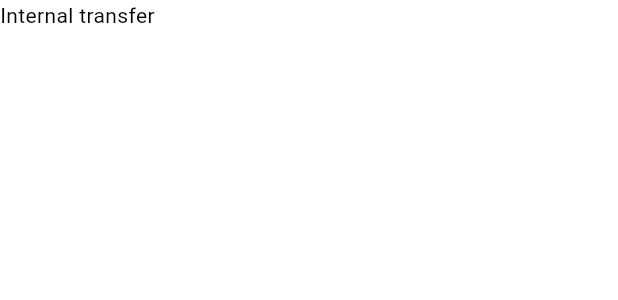
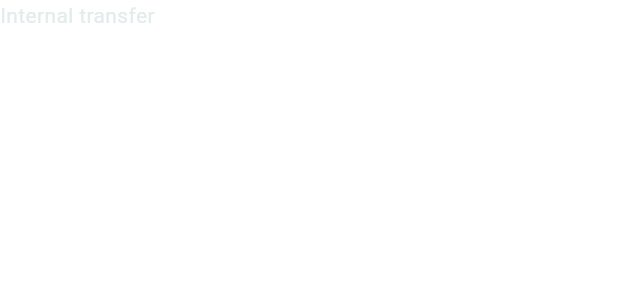
Before and after one commit to frostsnap/frostsnap, a Flutter app: what describeEffect() shows on an empty page, opened directly, on a phone screen of 412 x 824 dp. Shown: the top 300 px of the screen. Run offline on Flutter 3.47's test engine with Material 3 defaults, Android fonts, the phone set to English and light mode, and no system bars; our stand-ins replace camera, confetti, file_picker, flutter_svg, freezed_annotation and 3 more; missing offline and left inert: dart:ffi, flutter_rust_bridge, usb_serial; statements that could not run were skipped.

Commit message:
[app] basic colour theme

```diff
--- a/frostsnapp/lib/animated_check.dart
+++ b/frostsnapp/lib/animated_check.dart
@@ -2,6 +2,7 @@ import 'package:flutter/material.dart';
 import 'dart:math' as math;
 
 import 'package:frostsnapp/device_list.dart';
+import 'package:frostsnapp/theme.dart';
 
 class CirclePainter extends CustomPainter {
   final double progress;
@@ -11,7 +12,7 @@ class CirclePainter extends CustomPainter {
   @override
   void paint(Canvas canvas, Size size) {
     final paint = Paint()
-      ..color = Colors.green
+      ..color = successColor
       ..strokeWidth = 2.0
       ..style = PaintingStyle.stroke;
 
@@ -66,7 +67,7 @@ class _AnimatedCheckCircleState extends State<AnimatedCheckCircle>
     return Stack(
       alignment: Alignment.center,
       children: [
-        Icon(Icons.check, size: widget.size, color: Colors.green),
+        Icon(Icons.check, size: widget.size, color: successColor),
         AnimatedBuilder(
           animation: _controller,
           builder: (context, child) {
--- a/frostsnapp/lib/camera.dart
+++ b/frostsnapp/lib/camera.dart
@@ -6,6 +6,7 @@ import 'package:flutter/material.dart';
 import 'package:frostsnapp/device_action.dart';
 import 'package:frostsnapp/ffi.dart';
 import 'package:frostsnapp/image_converter.dart';
+import 'package:frostsnapp/theme.dart';
 
 class PsbtCameraReader extends StatefulWidget {
   const PsbtCameraReader({required this.cameras, super.key});
@@ -98,8 +99,8 @@ class _PsbtCameraReaderState extends State<PsbtCameraReader> {
                   padding: EdgeInsets.all(4.0),
                   child: LinearProgressIndicator(
                     value: progress,
-                    backgroundColor: Colors.grey,
-                    valueColor: AlwaysStoppedAnimation<Color>(Colors.blue),
+                    backgroundColor: backgroundSecondaryColor,
+                    valueColor: AlwaysStoppedAnimation<Color>(awaitingColor),
                     minHeight: 8,
                   )),
               SizedBox(height: 8),
--- a/frostsnapp/lib/device.dart
+++ b/frostsnapp/lib/device.dart
@@ -1,5 +1,6 @@
 import 'package:flutter/material.dart';
 import 'package:flutter_svg/flutter_svg.dart';
+import 'package:frostsnapp/theme.dart';
 
 class DeviceWidget extends StatelessWidget {
   final Widget child;
@@ -39,7 +40,7 @@ class DeviceWidget extends StatelessWidget {
               padding: EdgeInsets.symmetric(
                   vertical: 10 * scale, horizontal: 12 * scale),
               child: DefaultTextStyle(
-                style: TextStyle(color: Colors.black, fontSize: 18.0),
+                style: TextStyle(color: textColor, fontSize: 18.0),
                 child: child,
               ),
             ),
@@ -69,6 +70,6 @@ class ConfirmPrompt extends StatelessWidget {
   @override
   Widget build(BuildContext context) {
     return DevicePrompt(
-        icon: Icon(Icons.touch_app, color: Colors.orange), text: "Confirm");
+        icon: Icon(Icons.touch_app, color: textColor), text: "Confirm");
   }
 }
--- a/frostsnapp/lib/key_list.dart
+++ b/frostsnapp/lib/key_list.dart
@@ -2,6 +2,7 @@ import 'package:frostsnapp/global.dart';
 import 'package:frostsnapp/device_settings.dart';
 import 'package:frostsnapp/keygen.dart';
 import 'package:frostsnapp/stream_ext.dart';
+import 'package:frostsnapp/theme.dart';
 import 'package:frostsnapp/wallet.dart';
 
 import 'ffi.dart' if (dart.library.html) 'ffi_web.dart';
@@ -150,6 +151,7 @@ class _KeyCard extends State<KeyCard> {
     }
 
     return Card(
+      color: backgroundSecondaryColor,
       child: Padding(
         padding: const EdgeInsets.all(8.0),
         child: Column(
@@ -164,7 +166,8 @@ class _KeyCard extends State<KeyCard> {
                   fontFamily: 'Monospace'),
             ),
             const SizedBox(height: 8),
-            Text("Threshold: ${widget.frostKey.threshold()}"),
+            Text("Threshold: ${widget.frostKey.threshold()}",
+                style: TextStyle(color: textSecondaryColor)),
             Row(mainAxisAlignment: MainAxisAlignment.center, children: [
               signButton,
               const SizedBox(width: 5),
--- a/frostsnapp/lib/snowflake_animation.dart
+++ b/frostsnapp/lib/snowflake_animation.dart
@@ -1,5 +1,7 @@
 import 'package:flutter/material.dart';
 import 'dart:math' as math;
+
+import 'package:frostsnapp/theme.dart';
 
 Offset midpoint(Offset p1, Offset p2) {
   return Offset((p1.dx + p2.dx) / 2, (p1.dy + p2.dy) / 2);
@@ -13,7 +15,7 @@ class SnowflakePainter extends CustomPainter {
   @override
   void paint(Canvas canvas, Size size) {
     final paint = Paint()
-      ..color = Colors.blue
+      ..color = textColor
       ..strokeWidth = 3
       ..style = PaintingStyle.stroke;
 
--- /dev/null
+++ b/frostsnapp/lib/theme.dart
@@ -0,0 +1,115 @@
+import 'package:flutter/material.dart';
+
+const Color textColor = Color.fromARGB(255, 228, 235, 236);
+const Color textSecondaryColor = Color.fromARGB(255, 179, 204, 211);
+const Color successColor = Color.fromARGB(255, 21, 255, 0);
+const Color awaitingColor = Color.fromARGB(255, 207, 124, 15);
+const Color uninterestedColor = Color.fromARGB(255, 167, 160, 160);
+const Color errorColor = Color.fromARGB(255, 172, 23, 23);
+const Color backgroundPrimaryColor = Color.fromARGB(255, 60, 107, 134);
+const Color backgroundSecondaryColor = Color.fromARGB(255, 35, 66, 83);
+const Color backgroundTertiaryColor = Color.fromARGB(255, 1, 60, 87);
+
+const MaterialColor primarySwatch = MaterialColor(
+  0xFF3F51B5,
+  <int, Color>{
+    50: backgroundSecondaryColor,
+    900: backgroundPrimaryColor,
+  },
+);
+
+const TextStyle defaultTextStyle = TextStyle(
+  color: textColor,
+);
+
+final ThemeData frostsnappTheme = ThemeData(
+  inputDecorationTheme: InputDecorationTheme(
+      border: OutlineInputBorder(),
+      enabledBorder: OutlineInputBorder(
+        borderSide: BorderSide(color: backgroundSecondaryColor),
+      ),
+      focusedBorder: OutlineInputBorder(
+        borderSide: BorderSide(color: backgroundTertiaryColor),
+      ),
+      iconColor: backgroundTertiaryColor,
+      labelStyle: defaultTextStyle,
+      hintStyle: TextStyle(
+        color: textSecondaryColor,
+      )),
+  iconTheme: IconThemeData(color: textSecondaryColor),
+  checkboxTheme: CheckboxThemeData(
+    checkColor:
+        MaterialStateProperty.resolveWith<Color>((Set<MaterialState> states) {
+      if (states.contains(MaterialState.selected)) {
+        return textColor;
+      }
+      return textColor;
+    }),
+    fillColor:
+        MaterialStateProperty.resolveWith<Color>((Set<MaterialState> states) {
+      if (states.contains(MaterialState.selected)) {
+        return backgroundTertiaryColor;
+      }
+      return backgroundTertiaryColor;
+    }),
+  ),
+  appBarTheme: AppBarTheme(
+      backgroundColor: backgroundSecondaryColor,
+      foregroundColor: textColor,
+      shadowColor: Colors.black,
+      elevation: 6.0,
+      surfaceTintColor: Colors.white),
+  snackBarTheme: SnackBarThemeData(contentTextStyle: defaultTextStyle),
+  textTheme: TextTheme(
+    bodyLarge: defaultTextStyle,
+    bodyMedium: defaultTextStyle,
+    bodySmall: defaultTextStyle,
+    labelLarge: defaultTextStyle,
+    labelMedium: defaultTextStyle,
+    labelSmall: defaultTextStyle,
+  ),
+  colorScheme: ColorScheme.fromSwatch(
+    primarySwatch: primarySwatch,
+    backgroundColor: backgroundPrimaryColor,
+    errorColor: errorColor,
+  ).copyWith(
+    secondary: backgroundSecondaryColor,
+  ),
+  textButtonTheme: TextButtonThemeData(
+    style: TextButton.styleFrom(
+        backgroundColor: backgroundTertiaryColor,
+        foregroundColor: textSecondaryColor),
+  ),
+  elevatedButtonTheme: ElevatedButtonThemeData(
+    style: ElevatedButton.styleFrom(
+      backgroundColor: backgroundTertiaryColor,
+      foregroundColor: textSecondaryColor,
+      disabledBackgroundColor: uninterestedColor,
+      // disabledForegroundColor: uninterestedColor
+    ),
+  ),
+  sliderTheme: SliderThemeData(
+      activeTrackColor: backgroundTertiaryColor,
+      inactiveTrackColor: backgroundTertiaryColor,
+      disabledActiveTrackColor: backgroundSecondaryColor,
+      disabledInactiveTrackColor: backgroundSecondaryColor),
+  outlinedButtonTheme: OutlinedButtonThemeData(
+    style: OutlinedButton.styleFrom(
+      backgroundColor: backgroundTertiaryColor,
+      side: BorderSide(color: backgroundSecondaryColor),
+    ),
+  ),
+  bottomNavigationBarTheme: BottomNavigationBarThemeData(
+      selectedItemColor: textColor, unselectedItemColor: textSecondaryColor),
+  listTileTheme: ListTileThemeData(
+    tileColor: backgroundSecondaryColor,
+    textColor: textColor,
+    shape: RoundedRectangleBorder(
+      borderRadius: BorderRadius.circular(8.0), // Adjust the radius as needed
+    ),
+    minVerticalPadding: 5,
+  ),
+  dropdownMenuTheme:
+      DropdownMenuThemeData(textStyle: TextStyle(color: textColor)),
+  dividerTheme: const DividerThemeData(color: Colors.black12),
+);
```
Also changed, not shown: frostsnapp/lib/device_action.dart (+6 -4 lines), frostsnapp/lib/device_list.dart (+5 -6 lines), frostsnapp/lib/device_settings.dart (+17 -14 lines), frostsnapp/lib/keygen.dart (+8 -9 lines), frostsnapp/lib/main.dart (+7 -37 lines), frostsnapp/lib/sign_message.dart (+11 -8 lines), frostsnapp/lib/wallet.dart (+16 -10 lines).
